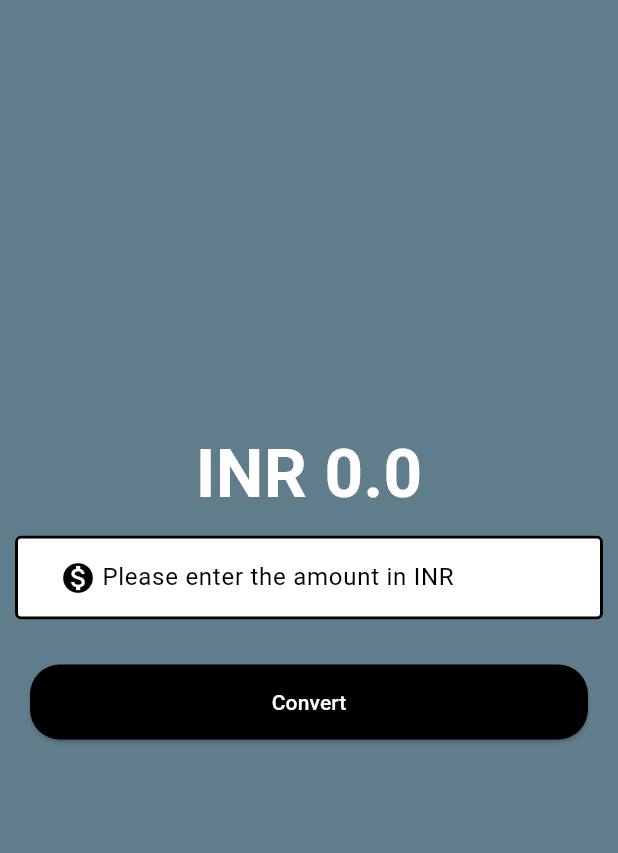
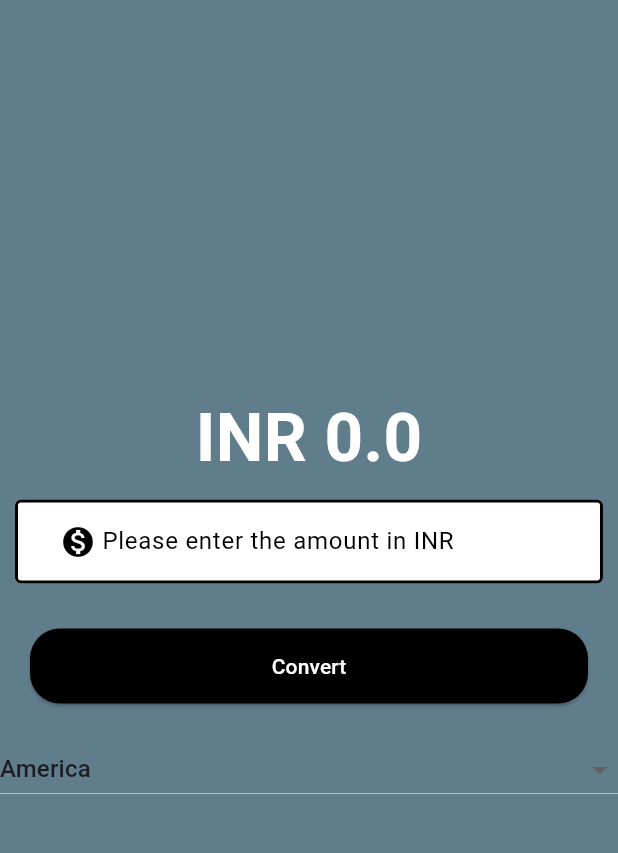
Before and after one commit to Rajanabalakrishna/Currency_Converter, a Flutter app: the screen it shows after launch, after a tap on "Convert", on a phone screen of 412 x 824 dp, the part 63-916 px from its top. Run offline on Flutter 3.47's test engine with Material 3 defaults, Android fonts, the phone set to English and light mode, and no system bars.

Commit message:
Updated currency conversion logic and added support for multiple countries

```diff
--- a/lib/currency_converter_page.dart
+++ b/lib/currency_converter_page.dart
@@ -17,6 +17,16 @@ class _CurrencyConverterMaterialPageState extends State<CurrencyConverterMateria
   final TextEditingController textEditingController=TextEditingController();
   List<String>dropdownItems=["America","Pakistan","Bangladesh","Russia","Qatar"];
   String Selected_Value="America";
+
+  // Add this map to your _CurrencyConverterMaterialPageState class
+  final Map<String, double> exchangeRates = {
+    "America": 81.0,      // USD to INR
+    "Pakistan": 0.29,     // PKR to INR (approx)
+    "Bangladesh": 0.75,   // BDT to INR (approx)
+    "Russia": 0.89,       // RUB to INR (approx)
+    "Qatar": 22.41,       // QAR to INR (approx)
+  };
+
   @override
   Widget build(BuildContext context)
 {
@@ -81,10 +91,35 @@ class _CurrencyConverterMaterialPageState extends State<CurrencyConverterMateria
               padding: const EdgeInsets.all(20.0),
               child: ElevatedButton(onPressed: (){
                 setState(() {
-                  result=double.parse(textEditingController.text)*81;
+
+                  final input=double.parse(textEditingController.text);
+                  if(input!=null)
+                    {
+                      result=input*(exchangeRates[Selected_Value]??1);
+                    }
+                  else
+                    {
+                      result=0;
+                    }
                 });
               },style:ElevatedButton.styleFrom(backgroundColor: Colors.black,foregroundColor:Colors.white,minimumSize:const Size(double.infinity, 50),shape: RoundedRectangleBorder(borderRadius: BorderRadius.circular(20)) ),
                   child:Text("Convert")),
+            ),
+            DropdownButton<String>(
+              value: Selected_Value, // The currently selected value in the dropdown
+              isExpanded: true,
+            // Ensures the dropdown takes up the full width of its parent container
+              onChanged: (String? newValue) {
+                setState(() {
+                  Selected_Value = newValue!; // Updates the selected value when a user selects an option
+                });
+              },
+              items: dropdownItems.map<DropdownMenuItem<String>>((String value) {
+                return DropdownMenuItem<String>(
+                  value: value, // The value of the dropdown item when selected
+                  child: Text(value), // The text displayed for this item in the dropdown list
+                );
+              }).toList(),
             )
           ],
         ),
```
